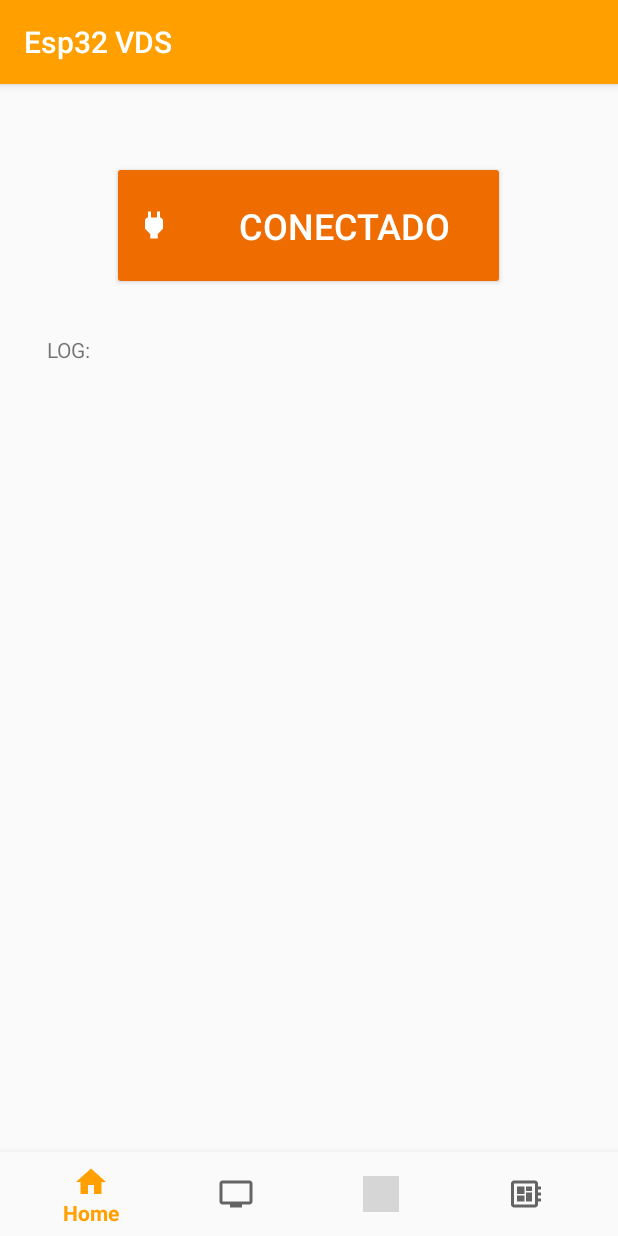
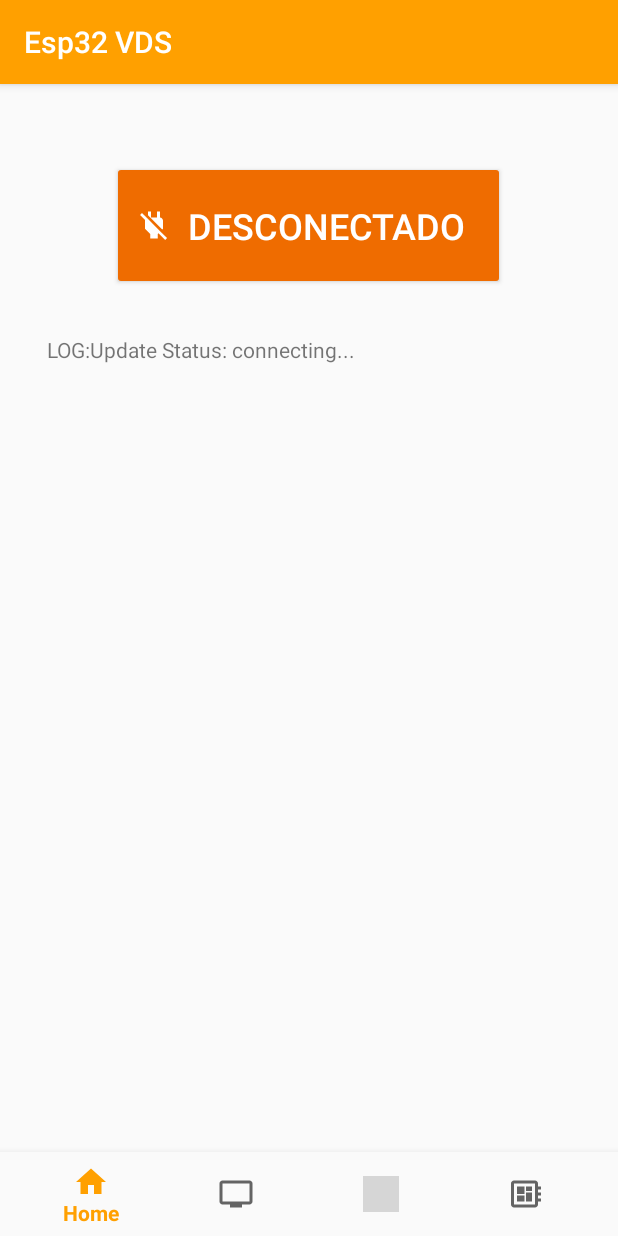
Before and after one commit to bofwant/VDSBof, an Android app: the screen it shows after launch (MainActivity), after a tap on "DESCONECTADO", on a phone screen of 412 x 824 dp. Run offline under Robolectric (Android 15) with nearby library versions, the phone set to English and light mode, and no system bars; grey boxes are pictures that could not be loaded.

Commit message:
connection protocol

```diff
--- a/AndroidApp/app/src/main/AndroidManifest.xml
+++ b/AndroidApp/app/src/main/AndroidManifest.xml
@@ -1,7 +1,7 @@
 <?xml version="1.0" encoding="utf-8"?>
 <manifest xmlns:android="http://schemas.android.com/apk/res/android"
     package="com.bofwant.esp32vds">
-
+<uses-permission android:name="android.permission.INTERNET"/>
     <application
         android:allowBackup="true"
         android:icon="@mipmap/ic_launcher"
--- a/AndroidApp/app/src/main/java/com/bofwant/esp32vds/HomeFragment.java
+++ b/AndroidApp/app/src/main/java/com/bofwant/esp32vds/HomeFragment.java
@@ -103,24 +103,29 @@ public class HomeFragment extends Fragment {
         super.onStart();
 
         conectButton = (Button) getView().findViewById(R.id.powerButton);
+        logText=(TextView) getView().findViewById(R.id.logTextView);
         conectButton.setOnClickListener(new View.OnClickListener() {
             public void onClick(View v) {
                 // Code here executes on main thread after user presses
                 if(mainActivity==null){
                     mainActivity=(MainActivity)getActivity();
                 }
-                changePowerButton(mainActivity.conected);
+                if(mainActivity.conected){
+                    mainActivity.disconectEsp32();
+                }else {
+                    mainActivity.ConectEsp32();
+                }
             }
         });
     }
 
     public void changePowerButton(boolean conected){
         if(conected){
-            ////disconect
+            ////disconnect
             conectButton.setText("Desconectado");
             conectButton.setCompoundDrawablesWithIntrinsicBounds(getContext().getResources().getDrawable(R.drawable.ic_baseline_power_off_24px),null,null,null);
         }else {
-            ///conect
+            ///connect
             conectButton.setText("Conectado");
             conectButton.setCompoundDrawablesWithIntrinsicBounds(getContext().getResources().getDrawable(R.drawable.ic_power_black_24dp),null,null,null);
         }
--- a/AndroidApp/app/src/main/java/com/bofwant/esp32vds/MainActivity.java
+++ b/AndroidApp/app/src/main/java/com/bofwant/esp32vds/MainActivity.java
@@ -1,10 +1,12 @@
 package com.bofwant.esp32vds;
 
 import android.app.FragmentTransaction;
+import android.content.SharedPreferences;
 import android.net.Uri;
 import android.os.Bundle;
 import android.os.Handler;
 import android.os.Message;
+import android.preference.PreferenceManager;
 import android.support.annotation.NonNull;
 import android.support.design.widget.BottomNavigationView;
 import android.support.v4.app.Fragment;
@@ -19,7 +21,8 @@ public class MainActivity extends AppCompatActivity implements HomeFragment.OnFr
 
     //private TextView mTextMessage;
     public boolean conected = false;
-
+    UdpClientHandler udpClientHandler;
+    UdpClientThread udpClientThread;
     final HomeFragment fragment1 = new HomeFragment();
     final GraphFragment fragment2 = new GraphFragment();
     final SettingsFragment fragment3 = new SettingsFragment();
@@ -90,6 +93,7 @@ public class MainActivity extends AppCompatActivity implements HomeFragment.OnFr
         fm.beginTransaction().add(R.id.main_container, fragment2, "2").hide(fragment2).commit();
         fm.beginTransaction().add(R.id.main_container,fragment1, "1").commit();
 
+        udpClientHandler = new UdpClientHandler(this);
 
 
 
@@ -99,11 +103,27 @@ public class MainActivity extends AppCompatActivity implements HomeFragment.OnFr
     public void onFragmentInteraction(Uri uri) {
 
     }
+    //Start the udp client and the connection with esp32
+    public void ConectEsp32(){
 
+        SharedPreferences SP = PreferenceManager.getDefaultSharedPreferences(getBaseContext());
+        String address = SP.getString("serverIp_preference","192.168.4.1");
+        int port =  Integer.valueOf(SP.getString("serverPort_preference","1260"));
+
+        udpClientThread = new UdpClientThread(address, port, udpClientHandler,this);
+        udpClientThread.start();
+    }
+    public void disconectEsp32(){
+        udpClientThread = null;
+        conected=false;
+        fragment1.changePowerButton(conected);
+
+    }
     public static class UdpClientHandler extends Handler {
         public static final int UPDATE_STATE = 0;
         public static final int UPDATE_MSG = 1;
         public static final int UPDATE_END = 2;
+        public static final int STREAM_PKG = 3;
         private MainActivity parent;
 
         public UdpClientHandler(MainActivity parent) {
@@ -117,12 +137,22 @@ public class MainActivity extends AppCompatActivity implements HomeFragment.OnFr
             switch (msg.what){
                 case UPDATE_STATE:
                     //parent.updateState((String)msg.obj);
+                    parent.fragment1.logText.append("Update Status: "+(String)msg.obj);
+                    parent.fragment1.logText.append("\n");
+                    if(((String)msg.obj).equals(parent.getResources().getString(R.string.tag_conected))){
+                        parent.conected=true;
+                        parent.fragment1.changePowerButton(parent.conected);
+                    }
                     break;
                 case UPDATE_MSG:
                     //parent.updateRxMsg((String)msg.obj);
+                    parent.fragment1.logText.append("Update MSG: "+(String)msg.obj);
+                    parent.fragment1.logText.append("\n");
                     break;
                 case UPDATE_END:
-                    //parent.clientEnd();
+                    parent.disconectEsp32();
+                    break;
+                case STREAM_PKG:
                     break;
                 default:
                     super.handleMessage(msg);
--- a/AndroidApp/app/src/main/java/com/bofwant/esp32vds/UdpClientThread.java
+++ b/AndroidApp/app/src/main/java/com/bofwant/esp32vds/UdpClientThread.java
@@ -1,6 +1,9 @@
 package com.bofwant.esp32vds;
 
+import android.content.Context;
+import android.os.Debug;
 import android.os.Message;
+import android.util.Log;
 
 import java.io.IOException;
 import java.net.DatagramPacket;
@@ -16,14 +19,19 @@ public class UdpClientThread extends Thread{
     private boolean running;
     MainActivity.UdpClientHandler handler;
 
+
+
     DatagramSocket socket;
     InetAddress address;
+    Context context;
 
-    public UdpClientThread(String addr, int port, MainActivity.UdpClientHandler handler) {
+    public UdpClientThread(String addr, int port, MainActivity.UdpClientHandler handler, Context context) {
         super();
         dstAddress = addr;
         dstPort = port;
         this.handler = handler;
+        this.context=context;
+
     }
 
     public void setRunning(boolean running){
@@ -43,22 +51,24 @@ public class UdpClientThread extends Thread{
         running = true;
 
         try {
-            socket = new DatagramSocket();
+            Log.d("udp","starting socket");
+            socket = new DatagramSocket(dstPort);
+
             address = InetAddress.getByName(dstAddress);
 
-            // send request
-            byte[] buf = new byte[256];
-
+            // start request
+            byte[] buf = context.getResources().getString(R.string.esp_start).getBytes();
             DatagramPacket packet =
                     new DatagramPacket(buf, buf.length, address, dstPort);
             socket.send(packet);
-
-            sendState("connected");
+            Log.d("udp",context.getResources().getString(R.string.esp_start)+" sent");
+            sendState(context.getResources().getString(R.string.tag_conected));
 
             // get response
+            buf = new byte[256];
             packet = new DatagramPacket(buf, buf.length);
 
-
+            Log.d("udp","waiting");
             socket.receive(packet);
             String line = new String(packet.getData(), 0, packet.getLength());
 
--- a/AndroidApp/app/src/main/res/layout/fragment_home.xml
+++ b/AndroidApp/app/src/main/res/layout/fragment_home.xml
@@ -60,7 +60,7 @@
                     android:orientation="vertical">
 
                     <TextView
-                        android:id="@+id/textView"
+                        android:id="@+id/logTextView"
                         android:layout_width="match_parent"
                         android:layout_height="wrap_content"
                         android:text="LOG:" />
--- a/AndroidApp/app/src/main/res/values/strings.xml
+++ b/AndroidApp/app/src/main/res/values/strings.xml
@@ -8,6 +8,12 @@
     <string name="title_control">Control</string>
 
 
+    <string name="tag_conected">Conectado</string>
+    <string name="tag_disconected">Desconectado</string>
+
+    <string name="esp_start">start 1</string>
+    <string name="esp_stop">stop 1</string>
+
     <!-- TODO: Remove or change this placeholder text -->
     <string name="hello_blank_fragment">Hello blank fragment</string>
 </resources>
--- a/AndroidApp/app/src/main/res/xml/settings.xml
+++ b/AndroidApp/app/src/main/res/xml/settings.xml
@@ -4,13 +4,22 @@
         android:title="UDP">
 
         <EditTextPreference
-            android:key="serverip_preference"
+            android:key="serverIp_preference"
             android:title="Server IP"
             android:summary="esp32 host IP"
             android:dialogTitle="IP del esp32"
             android:hint="default IP 192.168.4.1"
             android:defaultValue="192.168.4.1"/>
-        <SwitchPreference />
+
+        <EditTextPreference
+            android:key="serverPort_preference"
+            android:title="Server Port"
+            android:summary="esp32 UDP port IP"
+            android:dialogTitle="Puerto UDP del esp32"
+            android:hint="default Port 1268"
+            android:defaultValue="1260"
+            android:inputType="numberDecimal"
+            android:digits="0123456789"/>
 
     </PreferenceCategory>
     <PreferenceCategory
```
Also changed, not shown: 1 other file.
